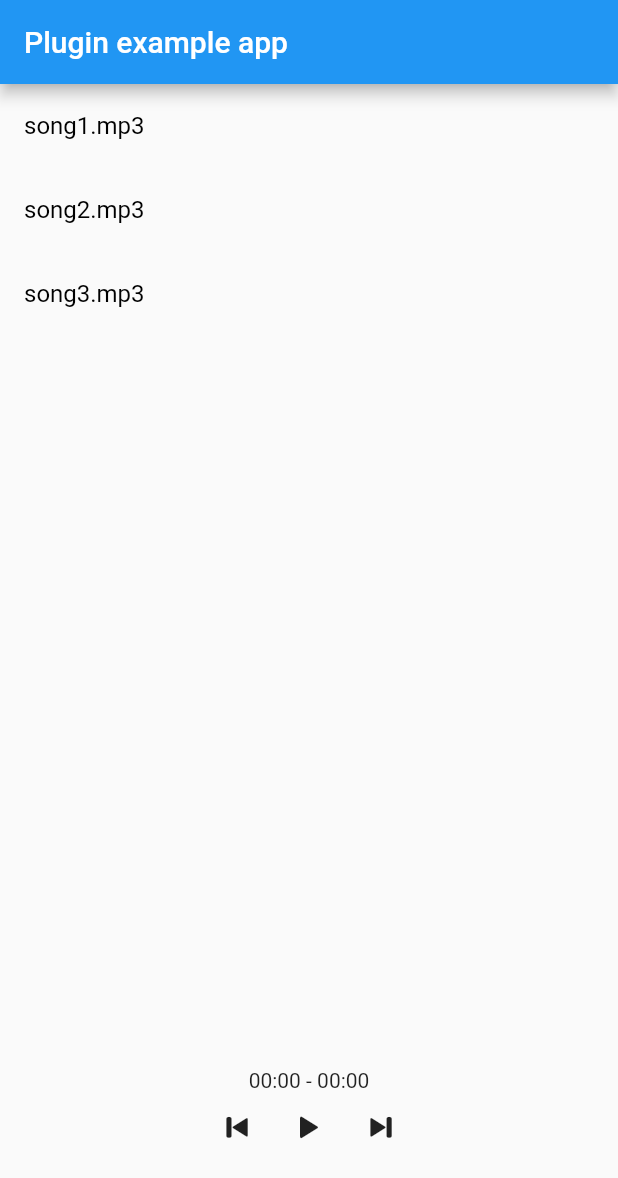
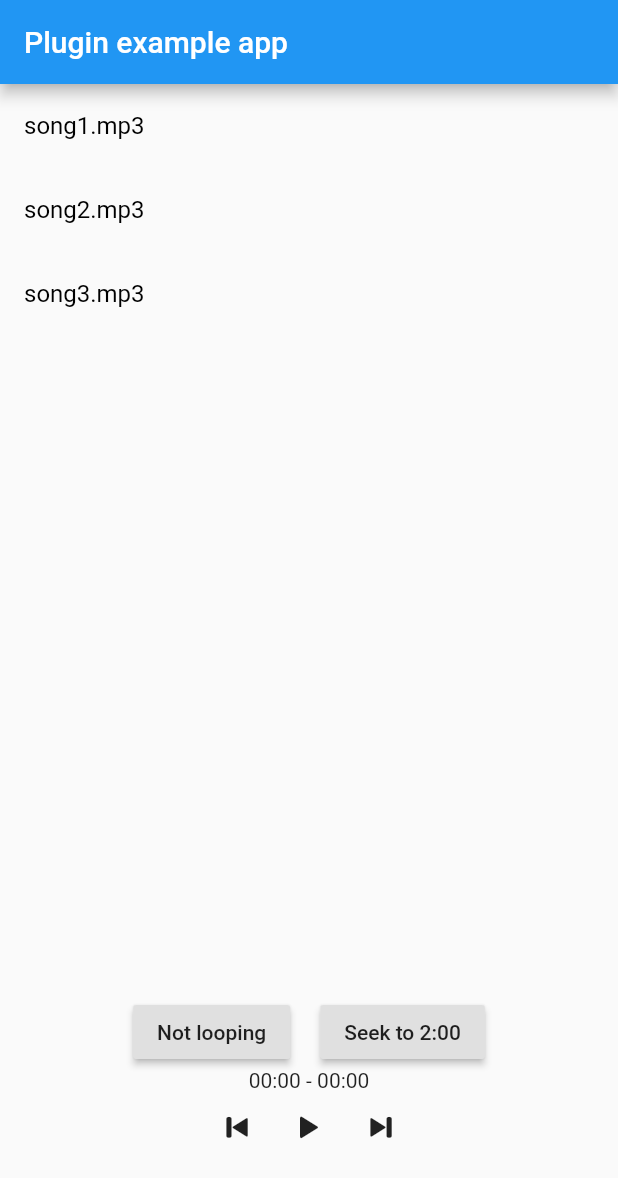
Before and after one commit to BestmanCode/Flutter-AssetsAudioPlayer, a Flutter app: the screen it shows after launch, on a phone screen of 412 x 824 dp. Shown: the top 1178 px of the screen. Run offline on Flutter 3.47's test engine with Material 2 defaults, Android fonts, the light colour scheme and no system bars; our stand-ins replace rxdart.

Commit message:
added looping

```diff
--- a/example/lib/main.dart
+++ b/example/lib/main.dart
@@ -1,7 +1,6 @@
+import 'package:assets_audio_player/assets_audio_player.dart';
 import 'package:assets_audio_player_example/asset_audio_player_icons.dart';
 import 'package:flutter/material.dart';
-
-import 'package:assets_audio_player/assets_audio_player.dart';
 
 void main() => runApp(MyApp());
 
@@ -62,18 +61,14 @@ class _MyAppState extends State<MyApp> {
                 child: StreamBuilder(
                   stream: _assetsAudioPlayer.current,
                   initialData: const PlayingAudio(),
-                  builder: (BuildContext context,
-                      AsyncSnapshot<PlayingAudio> snapshot) {
+                  builder: (BuildContext context, AsyncSnapshot<PlayingAudio> snapshot) {
                     final PlayingAudio currentAudio = snapshot.data;
                     return ListView.builder(
                       itemBuilder: (context, position) {
                         return ListTile(
-                            title: Text(assets[position].split("/").last,
-                                style: TextStyle(
-                                    color: assets[position] ==
-                                            currentAudio.assetAudioPath
-                                        ? Colors.blue
-                                        : Colors.black)),
+                            title: Text(assets[position]
+                                .split("/")
+                                .last, style: TextStyle(color: assets[position] == currentAudio.assetAudioPath ? Colors.blue : Colors.black)),
                             onTap: () {
                               _open(position);
                             });
@@ -85,12 +80,36 @@ class _MyAppState extends State<MyApp> {
               ),
               Row(
                 mainAxisAlignment: MainAxisAlignment.center,
+                mainAxisSize: MainAxisSize.max,
+                children: <Widget>[
+                  StreamBuilder(
+                    stream: _assetsAudioPlayer.isLooping,
+                    initialData: false,
+                    builder: (BuildContext context, AsyncSnapshot<bool> snapshot) {
+                      return RaisedButton(
+                        child: Text(snapshot.data ? "Looping" : "Not looping"),
+                        onPressed: () {
+                          _assetsAudioPlayer.toggleLoop();
+                        },
+                      );
+                    },
+                  ),
+                  SizedBox(width: 20),
+                  RaisedButton(
+                    child: Text("Seek to 2:00"),
+                    onPressed: () {
+                      _assetsAudioPlayer.seek(Duration(minutes: 2));
+                    },
+                  ),
+                ],
+              ),
+              Row(
+                mainAxisAlignment: MainAxisAlignment.center,
                 children: <Widget>[
                   StreamBuilder(
                     stream: _assetsAudioPlayer.currentPosition,
                     initialData: const Duration(),
-                    builder: (BuildContext context,
-                        AsyncSnapshot<Duration> snapshot) {
+                    builder: (BuildContext context, AsyncSnapshot<Duration> snapshot) {
                       Duration duration = snapshot.data;
                       return Text(durationToString(duration));
                     },
@@ -98,8 +117,7 @@ class _MyAppState extends State<MyApp> {
                   Text(" - "),
                   StreamBuilder(
                     stream: _assetsAudioPlayer.current,
-                    builder: (BuildContext context,
-                        AsyncSnapshot<PlayingAudio> snapshot) {
+                    builder: (BuildContext context, AsyncSnapshot<PlayingAudio> snapshot) {
                       Duration duration = Duration();
                       if (snapshot.hasData) {
                         duration = snapshot.data.duration;
@@ -112,7 +130,7 @@ class _MyAppState extends State<MyApp> {
               Row(
                 mainAxisAlignment: MainAxisAlignment.center,
                 mainAxisSize: MainAxisSize.max,
-                children: <Widget>[
+                children: [
                   IconButton(
                     onPressed: _prev,
                     icon: Icon(AssetAudioPlayerIcons.to_start),
@@ -120,13 +138,10 @@ class _MyAppState extends State<MyApp> {
                   StreamBuilder(
                     stream: _assetsAudioPlayer.isPlaying,
                     initialData: false,
-                    builder:
-                        (BuildContext context, AsyncSnapshot<bool> snapshot) {
+                    builder: (BuildContext context, AsyncSnapshot<bool> snapshot) {
                       return IconButton(
                         onPressed: _playPause,
-                        icon: Icon(snapshot.data
-                            ? AssetAudioPlayerIcons.pause
-                            : AssetAudioPlayerIcons.play),
+                        icon: Icon(snapshot.data ? AssetAudioPlayerIcons.pause : AssetAudioPlayerIcons.play),
                       );
                     },
                   ),
@@ -150,9 +165,7 @@ String durationToString(Duration duration) {
     return "0$n";
   }
 
-  String twoDigitMinutes =
-      twoDigits(duration.inMinutes.remainder(Duration.minutesPerHour));
-  String twoDigitSeconds =
-      twoDigits(duration.inSeconds.remainder(Duration.secondsPerMinute));
+  String twoDigitMinutes = twoDigits(duration.inMinutes.remainder(Duration.minutesPerHour));
+  String twoDigitSeconds = twoDigits(duration.inSeconds.remainder(Duration.secondsPerMinute));
   return "$twoDigitMinutes:$twoDigitSeconds";
 }
```
Also changed, not shown: lib/assets_audio_player.dart (+20 -3 lines), 2 other files.
